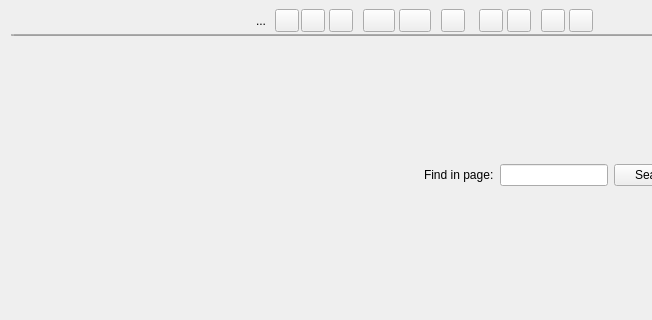
First picture: the form in galacteek/ui/browsertab.ui, repository pinnaculum/galacteek, before the edit; both pictures show x 0 to 652 and y 124 to 444 of the 843 by 444 pixel window.
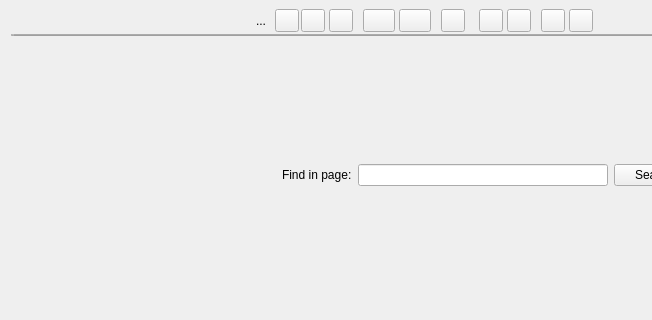
Second picture: the form after the edit. Icons and pictures are not drawn.

What changed in the file:
```diff
--- a/galacteek/ui/browsertab.ui
+++ b/galacteek/ui/browsertab.ui
@@ -355,25 +355,6 @@
    </item>
    <item>
     <layout class="QHBoxLayout" name="hLayoutSearch">
-     <item>
-      <widget class="QLabel" name="linkInfosLabel">
-       <property name="minimumSize">
-        <size>
-         <width>300</width>
-         <height>0</height>
-        </size>
-       </property>
-       <property name="maximumSize">
-        <size>
-         <width>16777215</width>
-         <height>16</height>
-        </size>
-       </property>
-       <property name="text">
-        <string/>
-       </property>
-      </widget>
-     </item>
      <item>
       <spacer name="horizontalSpacer_4">
        <property name="orientation">
```
